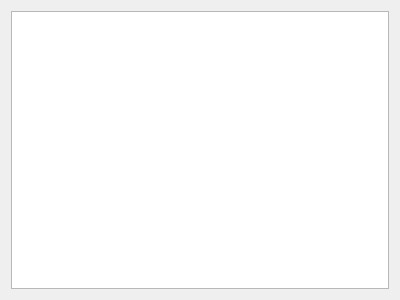
Before: the Qt Designer form drc/gui/notesbrowser.ui in lansdon/cpts483_drc, drawn with Qt 5.
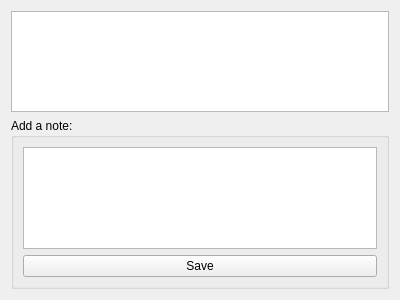
After: the same form once the commit is applied.

```diff
--- a/drc/gui/notesbrowser.ui
+++ b/drc/gui/notesbrowser.ui
@@ -17,6 +17,25 @@
    <item>
     <widget class="QTableWidget" name="tableWidget"/>
    </item>
+   <item>
+    <widget class="QGroupBox" name="newNoteGroupBox">
+     <property name="title">
+      <string>Add a note:</string>
+     </property>
+     <layout class="QVBoxLayout" name="verticalLayout_2">
+      <item>
+       <widget class="QTextEdit" name="noteInput"/>
+      </item>
+      <item>
+       <widget class="QPushButton" name="saveNoteBtn">
+        <property name="text">
+         <string>Save</string>
+        </property>
+       </widget>
+      </item>
+     </layout>
+    </widget>
+   </item>
   </layout>
  </widget>
  <resources/>
```
